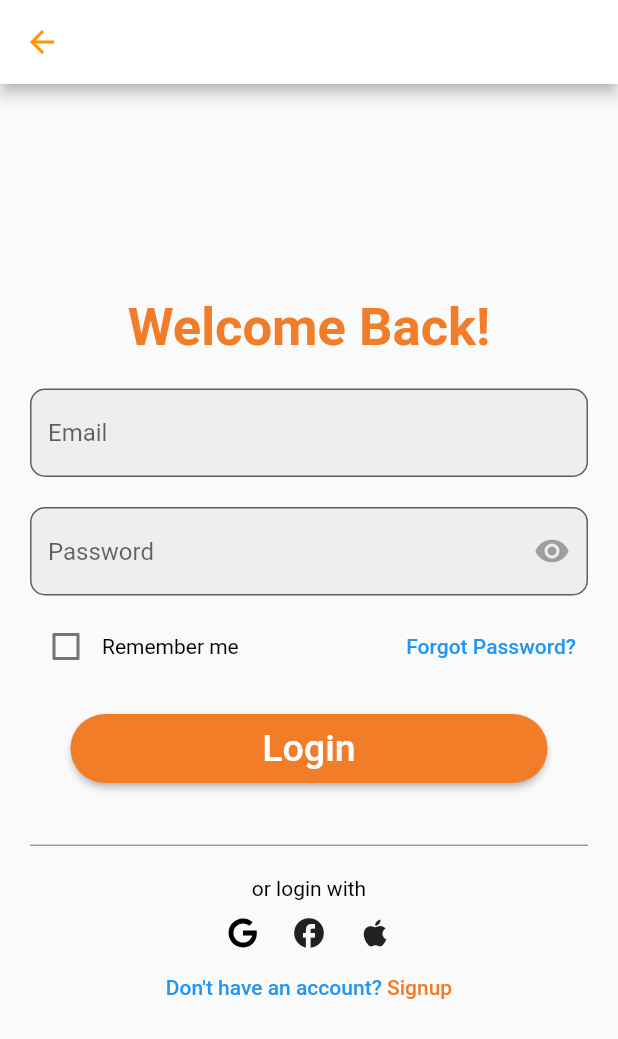
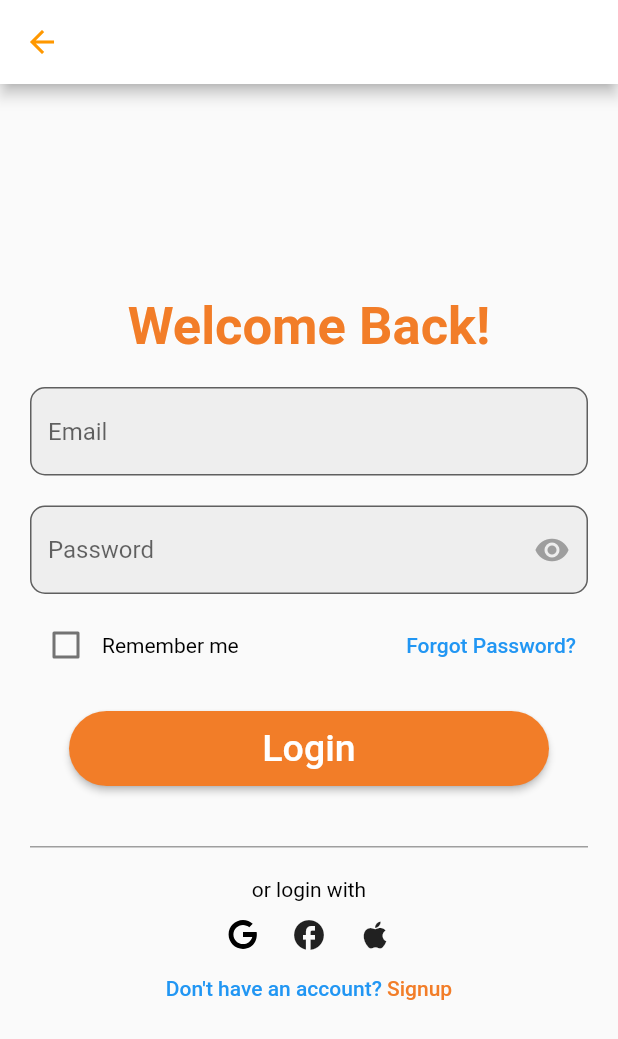
Before and after one commit to meher263/PaniPuri, a Flutter app: the screen it shows after launch, after a tap on "Get Started", on a phone screen of 412 x 824 dp. Shown: the top 1039 px of the screen. Run offline on Flutter 3.47's test engine with Material 2 defaults, Android fonts, the phone set to English and light mode, and no system bars; our stand-ins replace email_validator, flutter_svg.

```diff
--- a/lib/gettingstarted_page.dart
+++ b/lib/gettingstarted_page.dart
@@ -20,7 +20,7 @@ class GettingStartedPage extends StatelessWidget {
                     "Pappa's",
                     style: TextStyle(
                       color: Color(0xfff27d28),
-                      fontSize: 40,
+                      fontSize: 60,
                       fontWeight: FontWeight.bold,
                       fontFamily: 'ComicNeue',
                     ),
@@ -32,7 +32,7 @@ class GettingStartedPage extends StatelessWidget {
             Image.asset(
               'assets/golgappa.png',
             ),
-            SizedBox(height: 20),
+            SizedBox(height: 25),
             Row(
               mainAxisAlignment: MainAxisAlignment.end,
               children: [
@@ -47,16 +47,16 @@ class GettingStartedPage extends StatelessWidget {
                 ),
               ],
             ),
-            SizedBox(height: 30),
+            SizedBox(height: 40),
             ElevatedButton(
               onPressed: () {
                 Navigator.pushNamed(context, LoginPage.routeName);
               },
-              child: Text('Get Started'),
+              child: Text('Get Started',style: TextStyle(fontSize: 25,),),
               style: ElevatedButton.styleFrom(
                 foregroundColor: Colors.white,
                 backgroundColor: Color(0xfff27d28),
-                minimumSize: Size(318, 46),
+                minimumSize: Size(320, 50),
                 shape: RoundedRectangleBorder(
                   borderRadius: BorderRadius.circular(30),
                 ),
--- a/lib/login_page.dart
+++ b/lib/login_page.dart
@@ -216,7 +216,7 @@ class _LoginFormState extends State<LoginForm> {
             style: ElevatedButton.styleFrom(
               foregroundColor: Colors.white,
               backgroundColor: Color(0xfff27d28),
-              minimumSize: Size(318, 46),
+              minimumSize: Size(320, 50),
               shape: RoundedRectangleBorder(
                 borderRadius: BorderRadius.circular(30),
               ),
--- a/lib/signup_page.dart
+++ b/lib/signup_page.dart
@@ -212,7 +212,7 @@ class _MyFormState extends State<MyForm> {
             style: ElevatedButton.styleFrom(
               foregroundColor: Colors.white,
               backgroundColor: Color(0xfff27d28),
-              minimumSize: Size(318, 46),
+              minimumSize: Size(320, 50),
               shape: RoundedRectangleBorder(
                 borderRadius: BorderRadius.circular(30),
               ),
```
